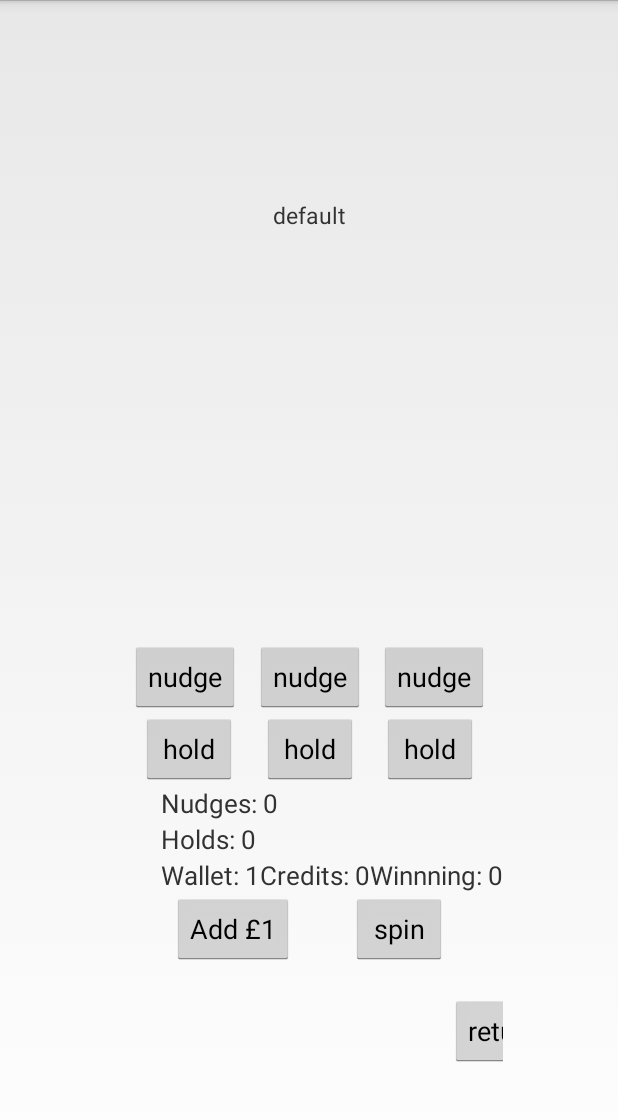
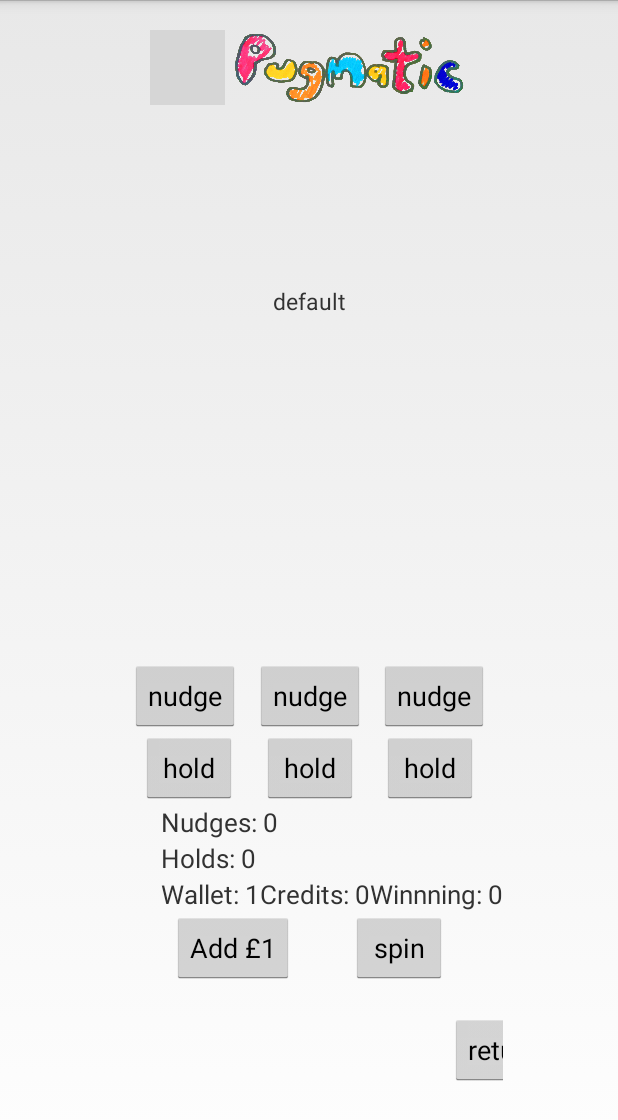
Before and after one commit to StuCorp/Pugmatic, an Android app: the screen it shows after launch (MainActivity), after a tap on an icon or button, on a phone screen of 412 x 824 dp. Shown: the top 1120 px of the screen. Run offline under Robolectric (Android 15) with nearby library versions, the phone set to English and light mode, and no system bars; grey boxes are pictures that could not be loaded.

Commit message:
working on mainactivity revamp

```diff
--- a/app/src/main/AndroidManifest.xml
+++ b/app/src/main/AndroidManifest.xml
@@ -4,9 +4,9 @@
 
     <application
         android:allowBackup="true"
-        android:icon="@mipmap/ic_launcher"
+        android:icon="@mipmap/pugmatic"
         android:label="@string/app_name"
-        android:roundIcon="@mipmap/ic_launcher_round"
+        android:roundIcon="@mipmap/pugmatic"
         android:supportsRtl="true"
         android:theme="@style/AppTheme">
 
--- a/app/src/main/res/layout/activity_main.xml
+++ b/app/src/main/res/layout/activity_main.xml
@@ -5,6 +5,55 @@
     android:layout_width="match_parent"
     android:layout_height="match_parent"
     tools:context="com.example.user.pugmatic.MainActivity">
+
+
+    <android.support.constraint.ConstraintLayout
+        android:id="@+id/constraint_title_container_main"
+        android:layout_width="0dp"
+        android:layout_height="90dp"
+        android:layout_marginTop="0dp"
+        app:layout_constraintLeft_toLeftOf="parent"
+        app:layout_constraintRight_toRightOf="parent"
+        app:layout_constraintTop_toTopOf="parent">
+
+
+        <ImageView
+            android:id="@+id/pumatic_image"
+            android:layout_width="50dp"
+            android:layout_height="50dp"
+            android:layout_marginLeft="100dp"
+            android:src="@mipmap/pugmatic"
+            app:layout_constraintBottom_toBottomOf="parent"
+            app:layout_constraintLeft_toLeftOf="parent"
+            app:layout_constraintRight_toLeftOf="@+id/pugmatic_text_image"
+            app:layout_constraintTop_toTopOf="parent"
+            android:layout_marginStart="100dp" />
+
+        <ImageView
+            android:id="@+id/pugmatic_text_image"
+            android:layout_width="0dp"
+            android:layout_height="50dp"
+            android:layout_marginRight="100dp"
+            android:src="@drawable/pugmatic_text_image"
+            app:layout_constraintBottom_toBottomOf="parent"
+
+            app:layout_constraintLeft_toRightOf="@+id/pumatic_image"
+            app:layout_constraintRight_toRightOf="parent"
+            app:layout_constraintTop_toTopOf="parent"
+            android:layout_marginEnd="100dp" />
+
+
+    </android.support.constraint.ConstraintLayout>
+
+
+    <android.support.constraint.ConstraintLayout
+        android:id="@+id/constraint_readout_container"
+        android:layout_width="0dp"
+        android:layout_height="50dp"
+        app:layout_constraintBottom_toTopOf="@+id/constraint_image_container"
+        app:layout_constraintLeft_toLeftOf="parent"
+        app:layout_constraintRight_toRightOf="parent"
+        app:layout_constraintTop_toBottomOf="@+id/constraint_title_container_main">
 
 
         <TextView
@@ -16,25 +65,27 @@
             android:text="Gamble your life away!"
             android:textAlignment="center"
             android:textSize="15dp"
-        app:layout_constraintBottom_toTopOf="@+id/constraint_image_container"
+            app:layout_constraintBottom_toBottomOf="parent"
             app:layout_constraintLeft_toLeftOf="parent"
             app:layout_constraintRight_toRightOf="parent"
             app:layout_constraintTop_toTopOf="parent" />
+
+    </android.support.constraint.ConstraintLayout>
+
 
     <android.support.constraint.ConstraintLayout
         android:id="@+id/constraint_image_container"
         android:layout_width="wrap_content"
         android:layout_height="wrap_content"
-        app:layout_constraintTop_toBottomOf="@+id/text_bar"
         app:layout_constraintBottom_toTopOf="@+id/constrain_button_container"
         app:layout_constraintLeft_toLeftOf="parent"
         app:layout_constraintRight_toRightOf="parent"
-        >
+        app:layout_constraintTop_toBottomOf="@+id/constraint_readout_container">
 
         <ImageView
             android:id="@+id/wheel1_row_top"
-        android:layout_width="@dimen/symbol_size"
-        android:layout_height="@dimen/symbol_size"
+            android:layout_width="90dp"
+            android:layout_height="90dp"
             android:background="@android:drawable/star_big_on"
             app:layout_constraintLeft_toLeftOf="parent"
             app:layout_constraintRight_toLeftOf="@+id/wheel2_row_top"
@@ -42,8 +93,8 @@
 
         <ImageView
             android:id="@+id/wheel2_row_top"
-        android:layout_width="@dimen/symbol_size"
-        android:layout_height="@dimen/symbol_size"
+            android:layout_width="90dp"
+            android:layout_height="90dp"
             android:background="@android:color/background_light"
             app:layout_constraintLeft_toRightOf="@+id/wheel1_row_top"
             app:layout_constraintRight_toLeftOf="@+id/wheel3_row_top"
@@ -51,8 +102,8 @@
 
         <ImageView
             android:id="@+id/wheel3_row_top"
-        android:layout_width="@dimen/symbol_size"
-        android:layout_height="@dimen/symbol_size"
+            android:layout_width="90dp"
+            android:layout_height="90dp"
             android:background="@android:drawable/star_big_on"
             app:layout_constraintLeft_toRightOf="@+id/wheel2_row_top"
             app:layout_constraintRight_toLeftOf="@+id/wheel4_row_top"
@@ -60,8 +111,8 @@
 
         <ImageView
             android:id="@+id/wheel4_row_top"
-            android:layout_width="@dimen/symbol_size"
-            android:layout_height="@dimen/symbol_size"
+            android:layout_width="0dp"
+            android:layout_height="0dp"
             android:background="@android:drawable/star_big_on"
             android:visibility="gone"
             app:layout_constraintLeft_toRightOf="@+id/wheel3_row_top"
@@ -70,8 +121,8 @@
 
         <ImageView
             android:id="@+id/wheel5_row_top"
-        android:layout_width="@dimen/symbol_size"
-        android:layout_height="@dimen/symbol_size"
+            android:layout_width="0dp"
+            android:layout_height="0dp"
             android:background="@android:drawable/star_big_on"
             android:visibility="gone"
 
@@ -82,8 +133,8 @@
 
         <ImageView
             android:id="@+id/wheel1_row_mid"
-        android:layout_width="@dimen/symbol_size"
-        android:layout_height="@dimen/symbol_size"
+            android:layout_width="90dp"
+            android:layout_height="90dp"
             android:background="@android:drawable/star_big_on"
             app:layout_constraintLeft_toLeftOf="parent"
             app:layout_constraintRight_toLeftOf="@+id/wheel2_row_mid"
@@ -91,8 +142,8 @@
 
         <ImageView
             android:id="@+id/wheel2_row_mid"
-        android:layout_width="@dimen/symbol_size"
-        android:layout_height="@dimen/symbol_size"
+            android:layout_width="90dp"
+            android:layout_height="90dp"
             android:background="@android:drawable/star_big_on"
             app:layout_constraintLeft_toRightOf="@+id/wheel1_row_mid"
             app:layout_constraintRight_toLeftOf="@+id/wheel3_row_mid"
@@ -102,42 +153,39 @@
 
         <ImageView
             android:id="@+id/wheel3_row_mid"
-        android:layout_width="@dimen/symbol_size"
-        android:layout_height="@dimen/symbol_size"
+            android:layout_width="90dp"
+            android:layout_height="90dp"
             android:background="@android:drawable/star_big_on"
             app:layout_constraintLeft_toRightOf="@+id/wheel2_row_mid"
             app:layout_constraintRight_toLeftOf="@+id/wheel4_row_mid"
-        app:layout_constraintTop_toBottomOf="@+id/wheel3_row_top"
-        />
+            app:layout_constraintTop_toBottomOf="@+id/wheel3_row_top" />
 
         <ImageView
             android:id="@+id/wheel4_row_mid"
-        android:layout_width="@dimen/symbol_size"
-        android:layout_height="@dimen/symbol_size"
+            android:layout_width="0dp"
+            android:layout_height="0dp"
             android:background="@android:drawable/star_big_on"
             android:visibility="gone"
 
             app:layout_constraintLeft_toRightOf="@+id/wheel3_row_mid"
             app:layout_constraintRight_toLeftOf="@+id/wheel5_row_mid"
-        app:layout_constraintTop_toBottomOf="@+id/wheel4_row_top"
-        />
+            app:layout_constraintTop_toBottomOf="@+id/wheel4_row_top" />
 
         <ImageView
             android:id="@+id/wheel5_row_mid"
-        android:layout_width="@dimen/symbol_size"
-        android:layout_height="@dimen/symbol_size"
+            android:layout_width="0dp"
+            android:layout_height="0dp"
             android:background="@android:drawable/star_big_on"
             android:visibility="gone"
 
             app:layout_constraintLeft_toRightOf="@+id/wheel4_row_mid"
             app:layout_constraintRight_toRightOf="parent"
-        app:layout_constraintTop_toBottomOf="@+id/wheel5_row_top"
-        />
+            app:layout_constraintTop_toBottomOf="@+id/wheel5_row_top" />
 
         <ImageView
             android:id="@+id/wheel1_row_bot"
-        android:layout_width="@dimen/symbol_size"
-        android:layout_height="@dimen/symbol_size"
+            android:layout_width="90dp"
+            android:layout_height="90dp"
             android:background="@android:drawable/star_big_on"
             app:layout_constraintLeft_toLeftOf="parent"
             app:layout_constraintRight_toLeftOf="@+id/wheel2_row_bot"
@@ -145,8 +193,8 @@
 
         <ImageView
             android:id="@+id/wheel2_row_bot"
-        android:layout_width="@dimen/symbol_size"
-        android:layout_height="@dimen/symbol_size"
+            android:layout_width="90dp"
+            android:layout_height="90dp"
             android:background="@android:drawable/star_big_on"
             app:layout_constraintLeft_toRightOf="@+id/wheel1_row_bot"
             app:layout_constraintRight_toLeftOf="@+id/wheel3_row_bot"
@@ -156,37 +204,34 @@
 
         <ImageView
             android:id="@+id/wheel3_row_bot"
-        android:layout_width="@dimen/symbol_size"
-        android:layout_height="@dimen/symbol_size"
+            android:layout_width="90dp"
+            android:layout_height="90dp"
             android:background="@android:drawable/star_big_on"
             app:layout_constraintLeft_toRightOf="@+id/wheel2_row_bot"
             app:layout_constraintRight_toLeftOf="@+id/wheel4_row_bot"
-        app:layout_constraintTop_toBottomOf="@+id/wheel3_row_mid"
-        />
+            app:layout_constraintTop_toBottomOf="@+id/wheel3_row_mid" />
 
         <ImageView
             android:id="@+id/wheel4_row_bot"
-        android:layout_width="@dimen/symbol_size"
-        android:layout_height="@dimen/symbol_size"
+            android:layout_width="0dp"
+            android:layout_height="0dp"
             android:background="@android:drawable/star_big_on"
             android:visibility="gone"
 
             app:layout_constraintLeft_toRightOf="@+id/wheel3_row_bot"
             app:layout_constraintRight_toLeftOf="@+id/wheel5_row_bot"
-        app:layout_constraintTop_toBottomOf="@+id/wheel4_row_mid"
-        />
+            app:layout_constraintTop_toBottomOf="@+id/wheel4_row_mid" />
 
         <ImageView
             android:id="@+id/wheel5_row_bot"
-        android:layout_width="@dimen/symbol_size"
-        android:layout_height="@dimen/symbol_size"
+            android:layout_width="0dp"
+            android:layout_height="0dp"
             android:background="@android:drawable/star_big_on"
             android:visibility="gone"
 
             app:layout_constraintLeft_toRightOf="@+id/wheel4_row_bot"
             app:layout_constraintRight_toRightOf="parent"
-        app:layout_constraintTop_toBottomOf="@+id/wheel5_row_mid"
-        />
+            app:layout_constraintTop_toBottomOf="@+id/wheel5_row_mid" />
 
     </android.support.constraint.ConstraintLayout>
 
@@ -194,13 +239,15 @@
         android:id="@+id/constrain_button_container"
         android:layout_width="wrap_content"
         android:layout_height="wrap_content"
-        app:layout_constraintTop_toBottomOf="@id/constraint_image_container"
+        android:layout_marginLeft="8dp"
+        android:layout_marginRight="8dp"
         app:layout_constraintBottom_toBottomOf="parent"
-        android:layout_marginRight="8dp"
+        app:layout_constraintLeft_toLeftOf="parent"
+        app:layout_constraintRight_toRightOf="parent"
+        app:layout_constraintTop_toBottomOf="@+id/constraint_image_container"
         app:layout_constraintVertical_bias="0.501"
-        app:layout_constraintRight_toRightOf="parent"
-        android:layout_marginLeft="8dp"
-        app:layout_constraintLeft_toLeftOf="parent">
+        android:layout_marginStart="8dp"
+        android:layout_marginEnd="8dp">
 
 
         <Button
@@ -246,10 +293,10 @@
             android:layout_height="wrap_content"
             android:onClick="whenNudge4Clicked"
             android:text="nudge"
+            android:visibility="gone"
             app:layout_constraintLeft_toRightOf="@+id/nudge3"
             app:layout_constraintRight_toLeftOf="@+id/nudge5"
-        app:layout_constraintTop_toTopOf="parent"
-        />
+            app:layout_constraintTop_toTopOf="parent" />
 
 
         <Button
@@ -258,12 +305,11 @@
             android:layout_height="wrap_content"
             android:onClick="whenNudge5Clicked"
             android:text="nudge"
+            android:visibility="gone"
             app:layout_constraintLeft_toRightOf="@+id/nudge4"
             app:layout_constraintRight_toRightOf="parent"
-        app:layout_constraintTop_toTopOf="parent"
 
-        />
-
+            app:layout_constraintTop_toTopOf="parent" />
 
 
         <Button
@@ -297,8 +343,7 @@
             android:text="hold"
             app:layout_constraintLeft_toRightOf="@+id/hold2"
             app:layout_constraintRight_toLeftOf="@+id/hold4"
-        app:layout_constraintTop_toBottomOf="@+id/nudge3"
-        />
+            app:layout_constraintTop_toBottomOf="@+id/nudge3" />
 
         <Button
             android:id="@+id/hold4"
@@ -306,10 +351,10 @@
             android:layout_height="wrap_content"
             android:onClick="whenHold4Clicked"
             android:text="hold"
+            android:visibility="gone"
             app:layout_constraintLeft_toRightOf="@+id/hold3"
             app:layout_constraintRight_toLeftOf="@+id/hold5"
-        app:layout_constraintTop_toBottomOf="@+id/nudge4"
-        />
+            app:layout_constraintTop_toBottomOf="@+id/nudge4" />
 
         <Button
             android:id="@+id/hold5"
@@ -317,11 +362,10 @@
             android:layout_height="wrap_content"
             android:onClick="whenHold5Clicked"
             android:text="hold"
+            android:visibility="gone"
             app:layout_constraintLeft_toRightOf="@+id/hold4"
             app:layout_constraintRight_toRightOf="parent"
-        app:layout_constraintTop_toBottomOf="@+id/nudge5"
-        />
-
+            app:layout_constraintTop_toBottomOf="@+id/nudge5" />
 
 
         <TextView
@@ -329,26 +373,26 @@
             android:layout_width="0dp"
             android:layout_height="wrap_content"
             android:layout_marginLeft="30dp"
+            android:layout_marginStart="30dp"
             android:text="nudge count"
             android:textSize="17dp"
             app:layout_constraintHorizontal_bias="0.502"
             app:layout_constraintLeft_toLeftOf="parent"
             app:layout_constraintRight_toLeftOf="@+id/spin_button"
-        app:layout_constraintTop_toBottomOf="@+id/hold3"
-        android:layout_marginStart="30dp" />
+            app:layout_constraintTop_toBottomOf="@+id/hold3" />
 
         <TextView
             android:id="@+id/hold_display"
             android:layout_width="0dp"
             android:layout_height="wrap_content"
             android:layout_marginLeft="30dp"
+            android:layout_marginStart="30dp"
             android:text="hold count"
             android:textSize="17dp"
             app:layout_constraintHorizontal_bias="0.502"
             app:layout_constraintLeft_toLeftOf="parent"
             app:layout_constraintRight_toLeftOf="@+id/spin_button"
-        app:layout_constraintTop_toBottomOf="@+id/nudge_display"
-        android:layout_marginStart="30dp" />
+            app:layout_constraintTop_toBottomOf="@+id/nudge_display" />
 
 
         <TextView
@@ -375,13 +419,12 @@
             android:layout_width="wrap_content"
             android:layout_height="wrap_content"
             android:layout_marginLeft="30dp"
+            android:layout_marginStart="30dp"
             android:text="wallet: xx"
             android:textSize="17dp"
             app:layout_constraintLeft_toLeftOf="parent"
             app:layout_constraintRight_toLeftOf="@+id/credit_display"
-        app:layout_constraintTop_toBottomOf="@+id/hold_display"
-        android:layout_marginStart="30dp" />
-
+            app:layout_constraintTop_toBottomOf="@+id/hold_display" />
 
 
         <Button
--- a/app/src/main/res/values/dimens.xml
+++ b/app/src/main/res/values/dimens.xml
@@ -4,6 +4,6 @@
     <dimen name="symbol_size_land">20dp</dimen>
     <dimen name="option_image_size_width">150dp</dimen>
     <dimen name="option_image_size_height">60dp</dimen>
-    <dimen name="option_menu_container_height">100dp</dimen>
+    <dimen name="option_menu_container_height">90dp</dimen>
 
 </resources>
```
Also changed, not shown: app/src/main/res/drawable/add_money_image.png (added), app/src/main/res/drawable/hold_available.png (added), app/src/main/res/drawable/hold_unavailable.png (added), app/src/main/res/drawable/nudge_available.png (added), app/src/main/res/drawable/nudge_unavailable.png (added), app/src/main/res/drawable/return_button_image.png (added). Lines whose indentation alone changed are shown as unchanged.
